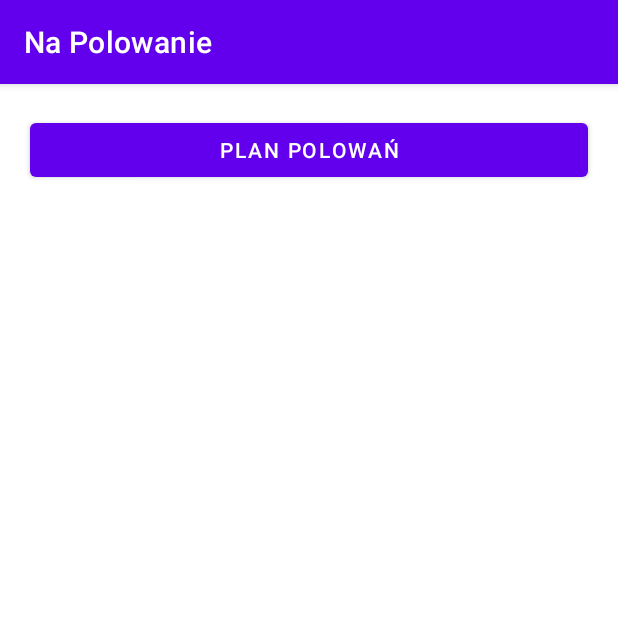
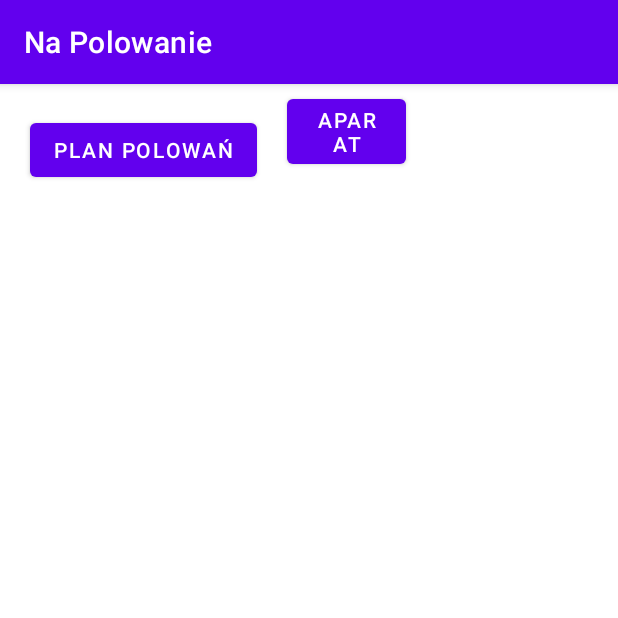
Before and after one commit to PiotrKociolek/Projekt_apk_Mobilne, an Android app: the screen it shows after launch (MainActivity), on a phone screen of 412 x 824 dp, the top half of it. Run offline under Robolectric (Android 15) with nearby library versions, the phone set to English and light mode, and no system bars.

Commit message:
dodany aparat, nie zawsze odpala [unstable]

```diff
--- a/NaPolowanie/app/src/main/java/com/aplikacjalowiecka/napolowanie/MainActivity.java
+++ b/NaPolowanie/app/src/main/java/com/aplikacjalowiecka/napolowanie/MainActivity.java
@@ -1,28 +1,60 @@
 package com.aplikacjalowiecka.napolowanie;
 
+import androidx.annotation.Nullable;
 import androidx.appcompat.app.AppCompatActivity;
 
 import android.content.Intent;
+import android.graphics.Bitmap;
 import android.os.Bundle;
+import android.provider.MediaStore;
 import android.view.View;
 import android.widget.Button;
+import android.widget.ImageView;
+import android.widget.LinearLayout;
 
 public class MainActivity extends AppCompatActivity {
 
+
     @Override
+    private ImageView imageView;
+    private Button button;
+    @Override
+    protected void onActivityResult(int requestCode, int resultCode, @Nullable Intent data) {
+        super.onActivityResult(requestCode, resultCode, data);
+        Bitmap photo = (Bitmap) data.getExtras().get("data");
+        imageView.setImageBitmap(photo);
+    }
+
     protected void onCreate(Bundle savedInstanceState) {
         super.onCreate(savedInstanceState);
+        LinearLayout linear=(LinearLayout)findViewById(R.id.linear);
         setContentView(R.layout.activity_main);
+        imageView = findViewById(R.id.caputreImage);
+        button = findViewById(R.id.OpenCamera);
+
+        button.setOnClickListener(new View.OnClickListener() {
+            @Override
+            public void onClick(View view) {
+                Intent open_camera = new Intent(MediaStore.ACTION_IMAGE_CAPTURE);
+                startActivityForResult(open_camera,100);
+
+            }
+        });
+
 
         Button button = findViewById(R.id.viewPdf);
         button.setOnClickListener(new View.OnClickListener() {
             @Override
             public void onClick(View view) {
                 Intent intent = new Intent(getApplicationContext(), WebActivity.class);
-                intent.putExtra("pdf_url","https://www.kamionkawielka.pl/mfiles/390/28/0/z/Plan-polowan-KL-ZBIK.pdf");
+                intent.putExtra("pdf_url","https://www.soundczech.cz/temp/lorem-ipsum.pdf"); //plan polowan
                 startActivity(intent);
 
             }
         });
+
+
+
     }
+
 }
--- a/NaPolowanie/app/src/main/res/layout/activity_main.xml
+++ b/NaPolowanie/app/src/main/res/layout/activity_main.xml
@@ -4,14 +4,29 @@
     xmlns:tools="http://schemas.android.com/tools"
     android:layout_width="match_parent"
     android:layout_height="match_parent"
-    tools:context=".MainActivity">
+    android:id="@+id/linear"
+    tools:context=".MainActivity"
+    android:orientation="horizontal">
 
     <Button
         android:id="@+id/viewPdf"
+        android:layout_width="wrap_content"
+        android:layout_height="wrap_content"
         android:layout_margin="20dp"
-        android:layout_width="match_parent"
+        android:text="Plan Polowań" />
+
+    <Button
+        android:id="@+id/OpenCamera"
+        android:layout_width="79dp"
         android:layout_height="wrap_content"
-        android:text="Plan Polowań" />
+        android:text="aparat" />
+
+    <ImageView
+        android:id="@+id/caputreImage"
+        android:layout_width="250dp"
+        android:layout_height="320dp"
+        android:layout_gravity="center" />
+
 
 
 </LinearLayout>
```
Also changed, not shown: NaPolowanie/app/build.gradle (+9 -0 lines), NaPolowanie/app/src/main/AndroidManifest.xml (+14 -1 lines), NaPolowanie/app/src/main/java/com/aplikacjalowiecka/napolowanie/camera.java (added, +14 -0 lines), NaPolowanie/app/src/main/res/layout/activity_camera.xml (added, +24 -0 lines).
